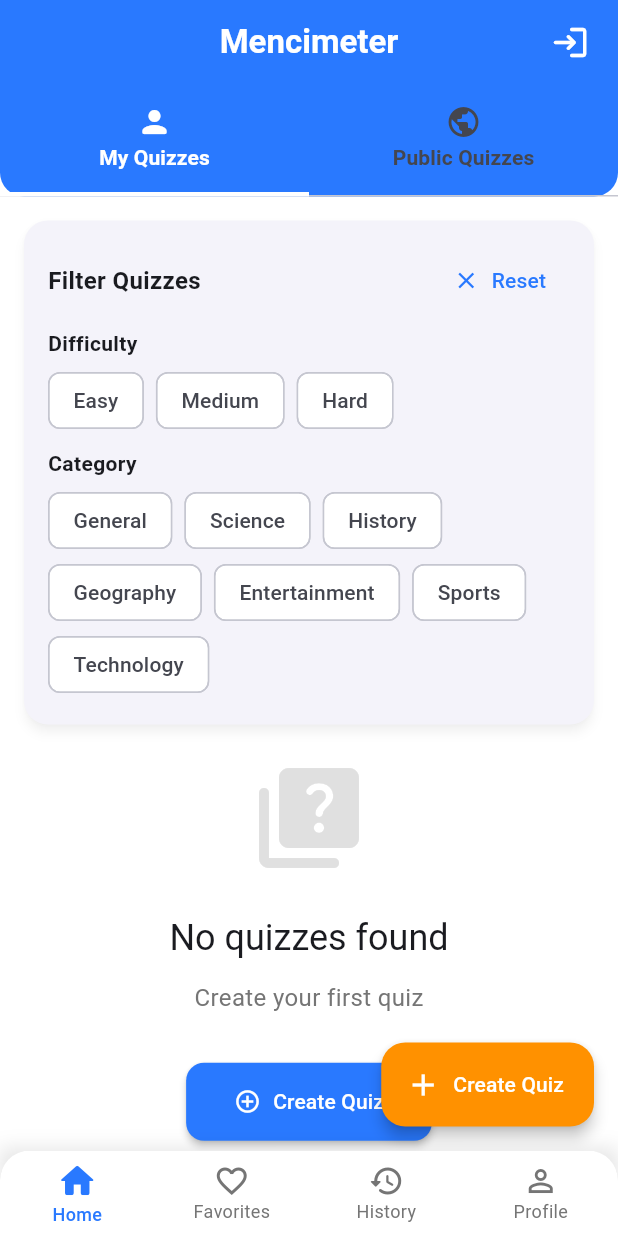
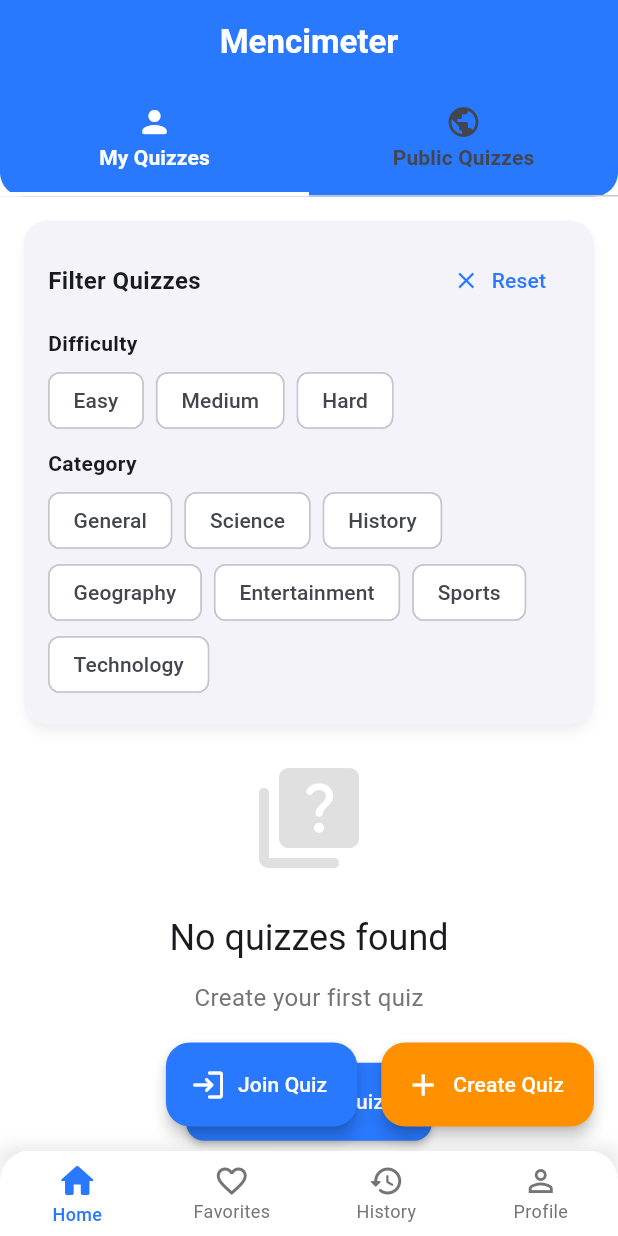
Before and after one commit to khalef-khalil/mentimeter-supabase, a Flutter app: the HomeScreen screen opened by its route, on a phone screen of 412 x 824 dp. Run offline on Flutter 3.47's test engine with Material 3 defaults, Android fonts, the phone set to English and light mode, and no system bars; our stand-ins replace flutter_dotenv, go_router, supabase_flutter; accounts and stored records are empty; statements that could not run were skipped.

Commit message:
repositioned join quiz button

```diff
--- a/lib/screens/home_screen.dart
+++ b/lib/screens/home_screen.dart
@@ -182,16 +182,6 @@ class _HomeScreenState extends State<HomeScreen> with SingleTickerProviderStateM
               fontSize: 22,
             ),
           ),
-          actions: [
-            Padding(
-              padding: const EdgeInsets.only(right: 8.0),
-              child: IconButton(
-                icon: const Icon(Icons.login_rounded, size: 26),
-                onPressed: () => context.go('/join'),
-                tooltip: 'Join Quiz',
-              ),
-            ),
-          ],
           bottom: TabBar(
             controller: _tabController,
             tabs: const [
@@ -320,7 +310,21 @@ class _HomeScreenState extends State<HomeScreen> with SingleTickerProviderStateM
           ],
         ),
         floatingActionButton: _tabController.index == 0
-            ? FloatingActionButton.extended(
+            ? Row(
+                mainAxisAlignment: MainAxisAlignment.end,
+                children: [
+                  FloatingActionButton.extended(
+                    onPressed: () => context.go('/join'),
+                    tooltip: 'Join a quiz with code',
+                    backgroundColor: Theme.of(context).colorScheme.primary,
+                    foregroundColor: Colors.white,
+                    elevation: 4,
+                    icon: const Icon(Icons.login_rounded),
+                    label: const Text('Join Quiz'),
+                    heroTag: 'joinQuiz',
+                  ),
+                  const SizedBox(width: 16),
+                  FloatingActionButton.extended(
                     onPressed: () => context.go('/create'),
                     tooltip: 'Create a new quiz',
                     backgroundColor: Theme.of(context).colorScheme.secondary,
@@ -328,6 +332,9 @@ class _HomeScreenState extends State<HomeScreen> with SingleTickerProviderStateM
                     elevation: 4,
                     icon: const Icon(Icons.add),
                     label: const Text('Create Quiz'),
+                    heroTag: 'createQuiz',
+                  ),
+                ],
               )
             : null,
       ),
```
Lines whose indentation alone changed are shown as unchanged.
